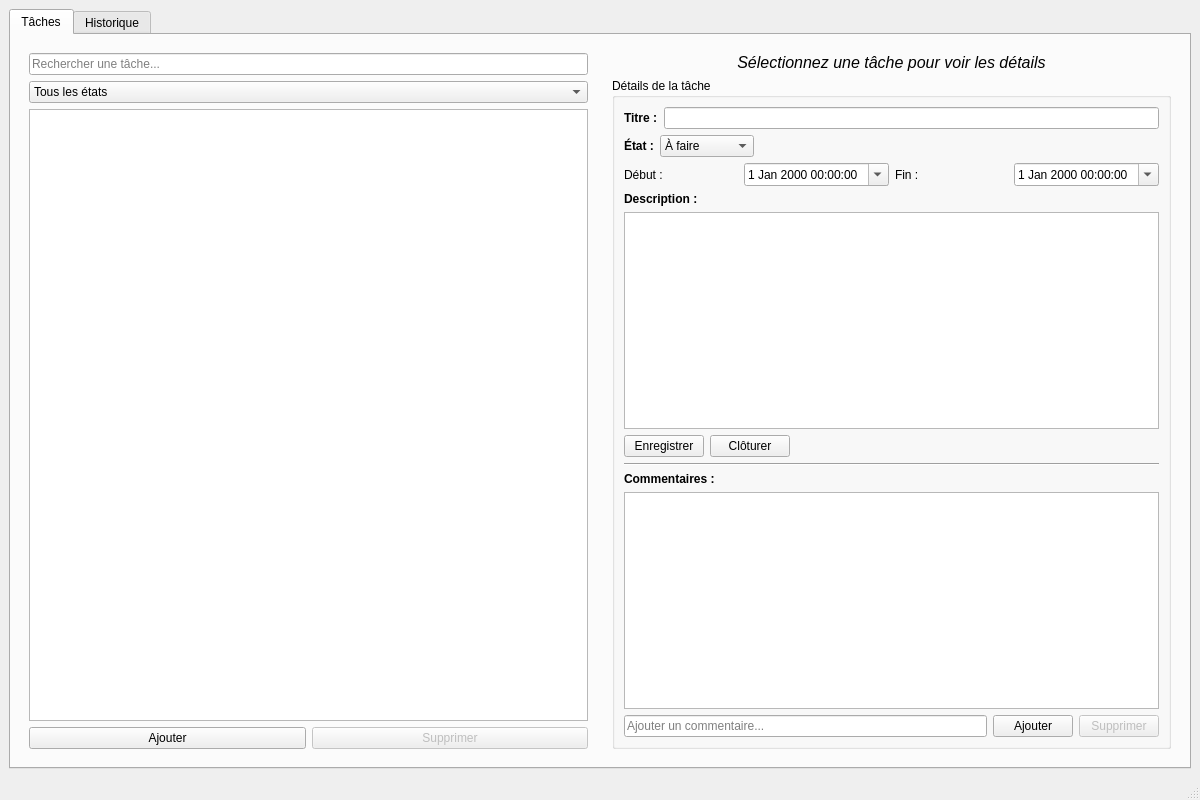
Qt form views/ui/main.ui (FLXwkg/PyTasks) before a commit.
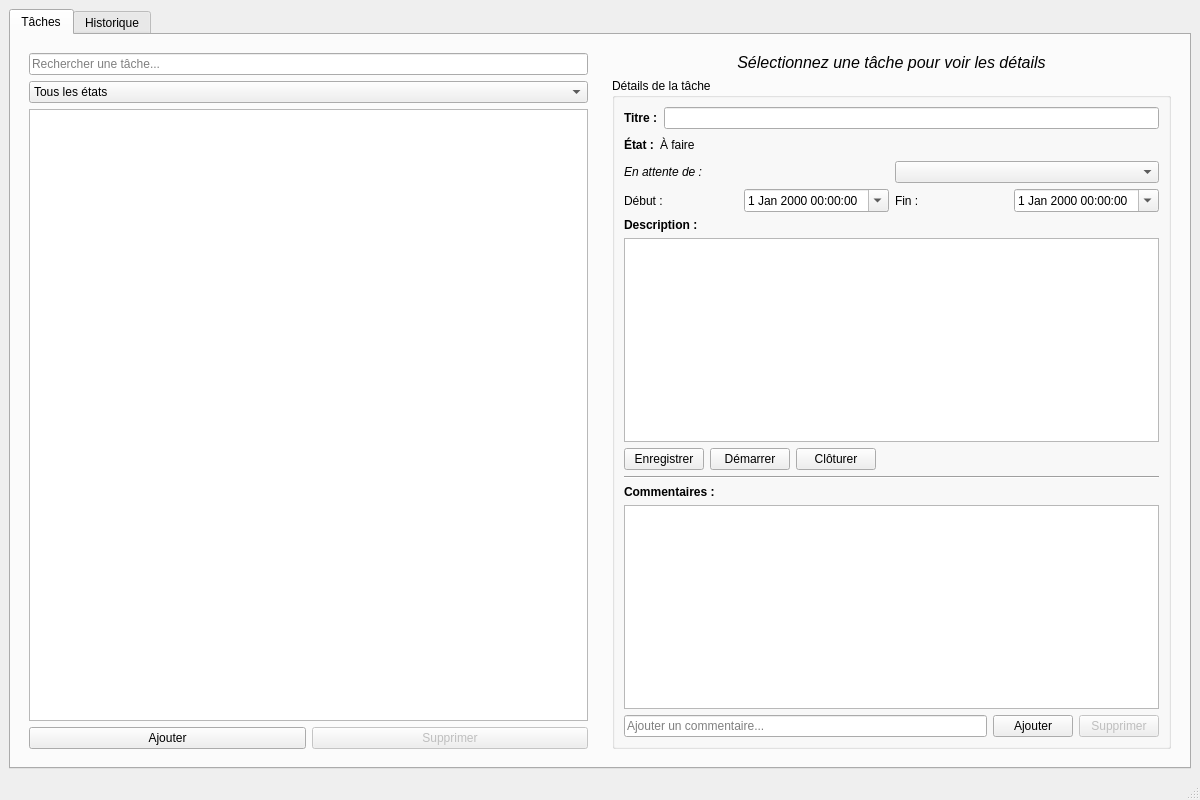
The same form after that commit.

Commit message: :art: dependances en attente

The edit to the form file:
```diff
--- a/views/ui/main.ui
+++ b/views/ui/main.ui
@@ -207,7 +207,24 @@
               <!-- ÉTAT -->
               <item>
                <widget class="QWidget" name="stateContainer" native="true">
-                <layout class="QHBoxLayout" name="stateLayout">
+                <layout class="QVBoxLayout" name="stateMainLayout">
+                <property name="leftMargin">
+                  <number>0</number>
+                </property>
+                <property name="topMargin">
+                  <number>0</number>
+                </property>
+                <property name="rightMargin">
+                  <number>0</number>
+                </property>
+                <property name="bottomMargin">
+                  <number>0</number>
+                </property>
+                
+                <!-- État actuel (info seulement) -->
+                <item>
+                  <widget class="QWidget" name="stateInfoContainer" native="true">
+                  <layout class="QHBoxLayout" name="stateInfoLayout">
                  <property name="leftMargin">
                   <number>0</number>
                  </property>
@@ -234,32 +251,10 @@
                   </widget>
                  </item>
                  <item>
-                  <widget class="QComboBox" name="stateEdit">
-                   <item>
+                    <widget class="QLabel" name="stateDisplay">
                     <property name="text">
                      <string>À faire</string>
                     </property>
-                   </item>
-                   <item>
-                    <property name="text">
-                     <string>En cours</string>
-                    </property>
-                   </item>
-                   <item>
-                    <property name="text">
-                     <string>Réalisé</string>
-                    </property>
-                   </item>
-                   <item>
-                    <property name="text">
-                     <string>Abandonné</string>
-                    </property>
-                   </item>
-                   <item>
-                    <property name="text">
-                     <string>En attente</string>
-                    </property>
-                   </item>
                   </widget>
                  </item>
                  <item>
@@ -278,6 +273,52 @@
                 </layout>
                </widget>
               </item>
+                
+                <!-- Dépendance (visible seulement si EN ATTENTE) -->
+                <item>
+                  <widget class="QWidget" name="waitingForContainer" native="true">
+                  <property name="visible">
+                    <bool>false</bool>
+                  </property>
+                  <layout class="QHBoxLayout" name="waitingForLayout">
+                    <property name="leftMargin">
+                    <number>0</number>
+                    </property>
+                    <property name="topMargin">
+                    <number>0</number>
+                    </property>
+                    <property name="rightMargin">
+                    <number>0</number>
+                    </property>
+                    <property name="bottomMargin">
+                    <number>0</number>
+                    </property>
+                    <item>
+                    <widget class="QLabel" name="labelWaitingFor">
+                      <property name="text">
+                      <string>En attente de :</string>
+                      </property>
+                      <property name="font">
+                      <font>
+                        <italic>true</italic>
+                      </font>
+                      </property>
+                    </widget>
+                    </item>
+                    <item>
+                    <widget class="QComboBox" name="waitingForSelect">
+                      <property name="toolTip">
+                      <string>Sélectionnez la tâche dont dépend cette tâche</string>
+                      </property>
+                    </widget>
+                    </item>
+                  </layout>
+                  </widget>
+                </item>
+                
+                </layout>
+              </widget>
+              </item>
               
               <!-- DATES -->
               <item>
@@ -372,6 +413,16 @@
                    </property>
                   </widget>
                  </item>
+                <item>
+                  <widget class="QPushButton" name="btnStartTask">
+                  <property name="text">
+                    <string>Démarrer</string>
+                  </property>
+                  <property name="visible">
+                    <bool>false</bool>
+                  </property>
+                  </widget>
+                </item>
                  <item>
                   <widget class="QPushButton" name="btnClose">
                    <property name="text">
```
Left out of the diff: 2 changed lines with no effect on the pictures. Lines whose indentation alone changed are shown as unchanged. The commit also changes 4 other files.
